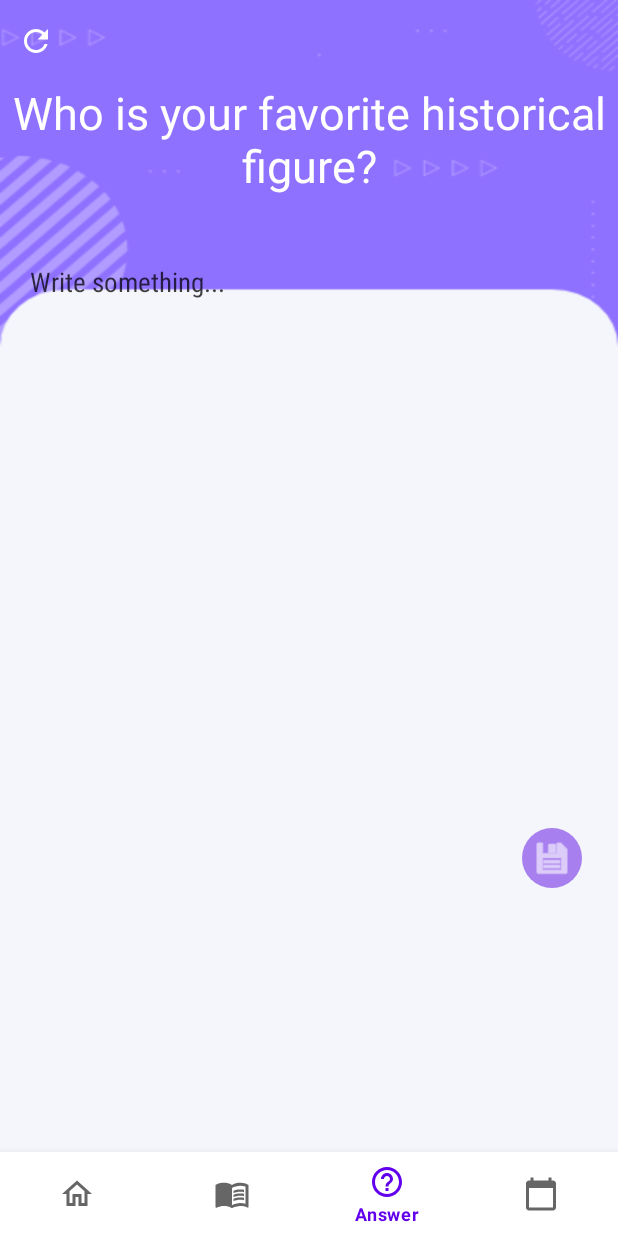
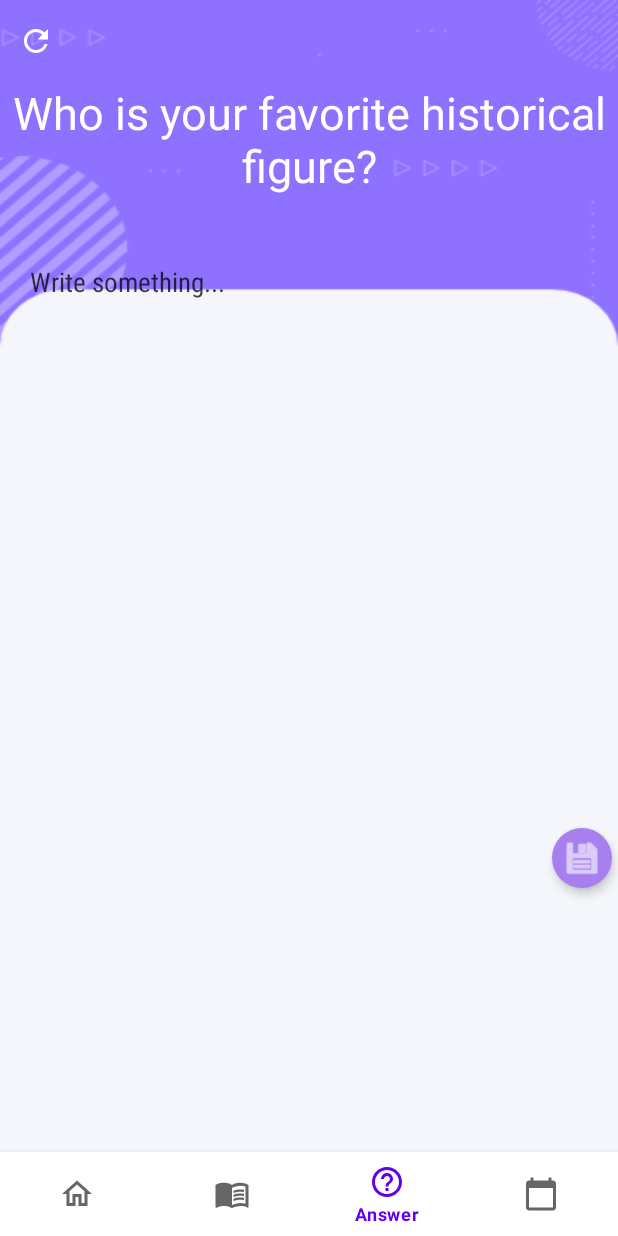
Before and after one commit to freepizzas/diario, an Android app: the QuestionFragment screen opened through its navigation route, on a phone screen of 412 x 824 dp. Run offline under Robolectric (Android 15) with nearby library versions, the phone set to English and light mode, and no system bars; our stand-ins replace navigation-ui; Roboto replaces fonts that are not available here.

Commit message:
button reposition + toast

```diff
--- a/app/src/main/java/android/unipu/diario/ui/question/QuestionFragment.java
+++ b/app/src/main/java/android/unipu/diario/ui/question/QuestionFragment.java
@@ -21,6 +21,7 @@ import androidx.navigation.NavController;
 import androidx.navigation.Navigation;
 
 import android.unipu.diario.R;
+import android.widget.Toast;
 
 import com.google.android.material.bottomnavigation.BottomNavigationView;
 import com.google.android.material.floatingactionbutton.FloatingActionButton;
@@ -55,6 +56,8 @@ public class QuestionFragment extends Fragment {
             @Override
             public void onClick(View v) {
                 EntryDatabase.getInstance(thisContext).addEntry(new Entry(UUID.randomUUID().toString(), true, entryTitle.getText().toString(), entryBody.getText().toString(), new Date()));
+                Toast.makeText(getActivity(), "Created new entry",
+                        Toast.LENGTH_LONG).show();
                 NavController navController = Navigation.findNavController(getActivity(), R.id.nav_host_fragment);
                 navController.navigate(R.id.navigation_home);
             }
--- a/app/src/main/res/layout/fragment_newentry.xml
+++ b/app/src/main/res/layout/fragment_newentry.xml
@@ -81,15 +81,13 @@
 
             <com.google.android.material.floatingactionbutton.FloatingActionButton
                 android:id="@+id/saveBtn"
-                android:layout_gravity="right"
                 android:layout_width="wrap_content"
                 android:layout_height="wrap_content"
                 android:layout_alignParentEnd="true"
                 android:layout_alignParentBottom="true"
-                android:layout_marginEnd="20dp"
-                android:layout_marginBottom="20dp"
+                android:layout_gravity="right"
                 android:clickable="true"
-                android:elevation="0dp"
+                android:elevation="2dp"
                 android:focusable="true"
                 android:longClickable="true"
                 android:src="@android:drawable/ic_menu_save"
--- a/app/src/main/res/layout/fragment_question.xml
+++ b/app/src/main/res/layout/fragment_question.xml
@@ -85,16 +85,13 @@
                 android:layout_alignParentEnd="true"
                 android:layout_alignParentBottom="true"
                 android:layout_gravity="right"
-                android:layout_marginEnd="20dp"
-                android:layout_marginBottom="20dp"
                 android:clickable="true"
-                android:elevation="0dp"
                 android:focusable="true"
                 android:longClickable="true"
                 android:src="@android:drawable/ic_menu_save"
                 app:backgroundTint="#A77FEF"
                 app:borderWidth="0dp"
-                app:elevation="0dp"
+                app:elevation="4dp"
                 app:fabSize="mini"
                 app:maxImageSize="28dp"
                 app:rippleColor="@color/white"
```
